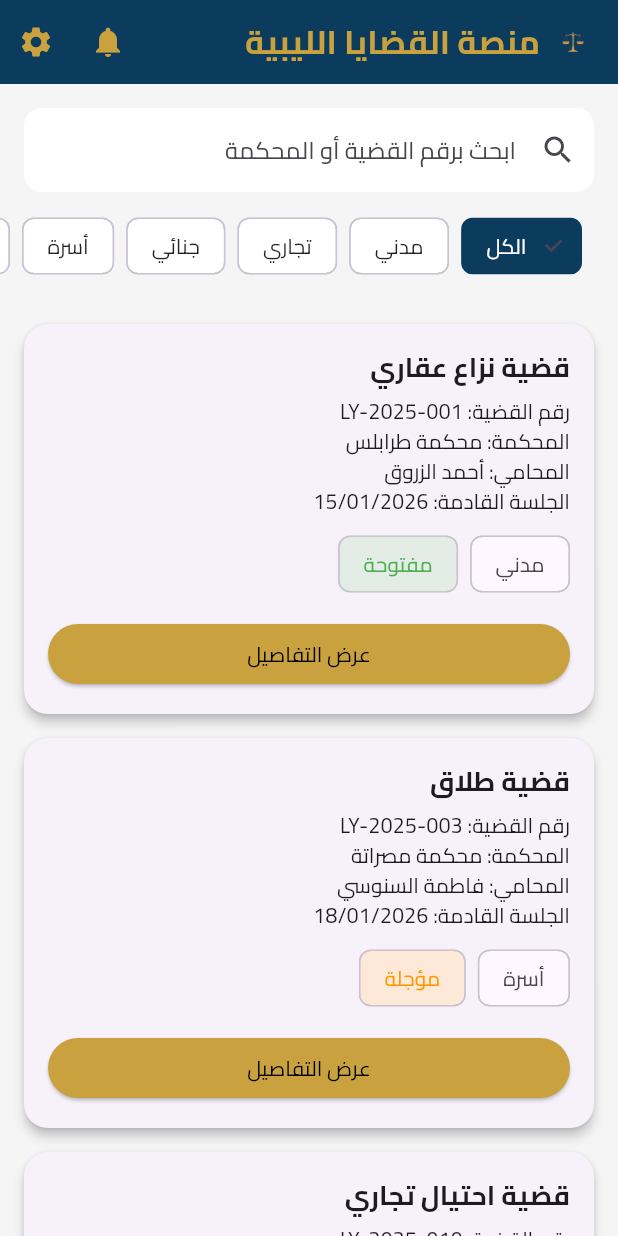
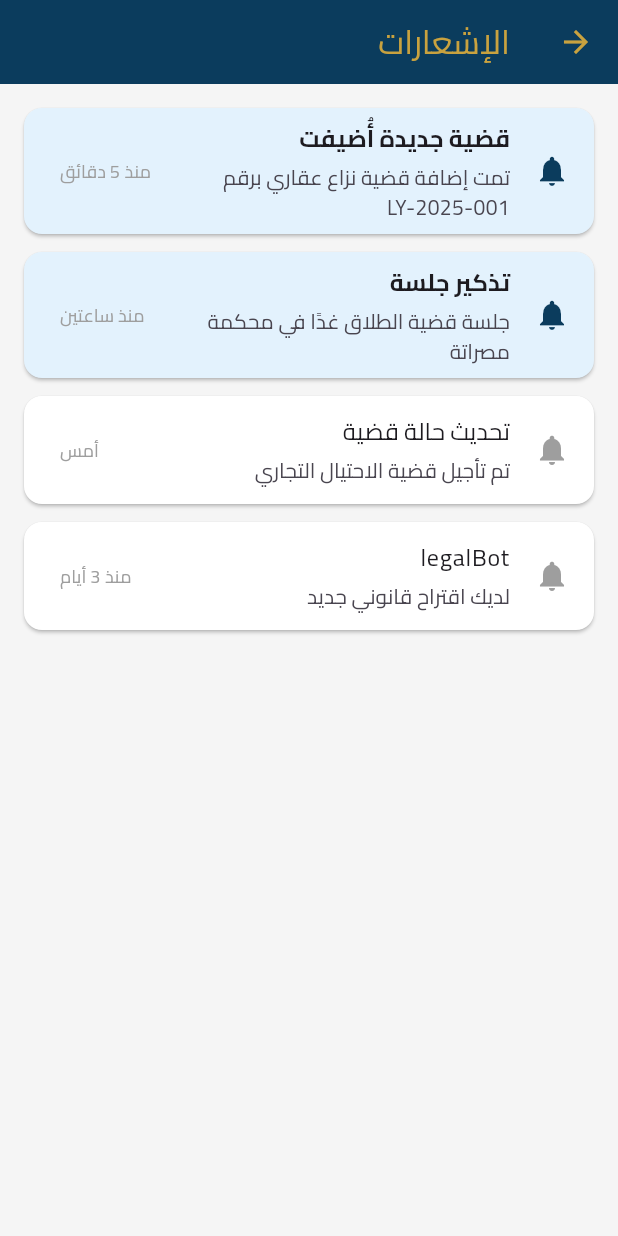
Before and after one commit to enas172-al/flutter-project, a Flutter app: the HomeCasesScreen screen opened directly, after a tap on the "notifications" icon, on a phone screen of 412 x 824 dp. Run offline on Flutter 3.47's test engine with Material 3 defaults, Android fonts, the phone set to English and light mode, and no system bars; our stand-ins replace flutter_dotenv, shared_preferences; accounts and stored records are empty.

Commit message:
Add notifications screen and link notification icon

```diff
--- a/lib/features/cases/view/home_cases_screen.dart
+++ b/lib/features/cases/view/home_cases_screen.dart
@@ -1,8 +1,10 @@
 import 'package:flutter/material.dart';
 import '../../../core/constants/app_color.dart';
+import '../../settings/view/notifications_list_screen.dart';
 import '../model/case_model.dart';
 import 'case_card.dart';
 import '../../settings/view/settings_screen.dart';
+
 
 class HomeCasesScreen extends StatefulWidget {
   const HomeCasesScreen({super.key});
@@ -149,9 +151,16 @@ class _HomeCasesScreenState extends State<HomeCasesScreen> {
           IconButton(
             icon: const Icon(Icons.notifications, color: AppColors.gold),
             onPressed: () {
-              // لاحقًا صفحة الإشعارات
+              Navigator.push(
+                context,
+                MaterialPageRoute(
+                  builder: (_) => const NotificationsListScreen(),
+                ),
+              );
             },
           ),
+
+
           IconButton(
             icon: const Icon(Icons.settings, color: AppColors.gold),
             onPressed: () {
--- /dev/null
+++ b/lib/features/settings/view/notifications_list_screen.dart
@@ -0,0 +1,96 @@
+import 'package:flutter/material.dart';
+import '../../../core/constants/app_color.dart';
+
+class NotificationsListScreen extends StatelessWidget {
+  const NotificationsListScreen({super.key});
+
+  @override
+  Widget build(BuildContext context) {
+    return Scaffold(
+      backgroundColor: Colors.grey.shade100,
+      appBar: AppBar(
+        backgroundColor: AppColors.primary,
+        title: const Text(
+          'الإشعارات',
+          style: TextStyle(color: AppColors.gold),
+        ),
+        iconTheme: const IconThemeData(color: AppColors.gold),
+      ),
+      body: ListView(
+        padding: const EdgeInsets.all(16),
+        children: const [
+          _NotificationItem(
+            title: 'قضية جديدة أُضيفت',
+            body: 'تمت إضافة قضية نزاع عقاري برقم LY-2025-001',
+            time: 'منذ 5 دقائق',
+            isRead: false,
+          ),
+          _NotificationItem(
+            title: 'تذكير جلسة',
+            body: 'جلسة قضية الطلاق غدًا في محكمة مصراتة',
+            time: 'منذ ساعتين',
+            isRead: false,
+          ),
+          _NotificationItem(
+            title: 'تحديث حالة قضية',
+            body: 'تم تأجيل قضية الاحتيال التجاري',
+            time: 'أمس',
+            isRead: true,
+          ),
+          _NotificationItem(
+            title: 'legalBot',
+            body: 'لديك اقتراح قانوني جديد',
+            time: 'منذ 3 أيام',
+            isRead: true,
+          ),
+        ],
+      ),
+    );
+  }
+}
+
+// ====== عنصر إشعار ======
+class _NotificationItem extends StatelessWidget {
+  final String title;
+  final String body;
+  final String time;
+  final bool isRead;
+
+  const _NotificationItem({
+    required this.title,
+    required this.body,
+    required this.time,
+    required this.isRead,
+  });
+
+  @override
+  Widget build(BuildContext context) {
+    return Card(
+      color: isRead ? Colors.white : Colors.blue.shade50,
+      margin: const EdgeInsets.only(bottom: 12),
+      shape: RoundedRectangleBorder(
+        borderRadius: BorderRadius.circular(12),
+      ),
+      child: ListTile(
+        leading: Icon(
+          Icons.notifications,
+          color: isRead ? Colors.grey : AppColors.primary,
+        ),
+        title: Text(
+          title,
+          style: TextStyle(
+            fontWeight: isRead ? FontWeight.normal : FontWeight.bold,
+          ),
+        ),
+        subtitle: Padding(
+          padding: const EdgeInsets.only(top: 4),
+          child: Text(body),
+        ),
+        trailing: Text(
+          time,
+          style: const TextStyle(fontSize: 12, color: Colors.grey),
+        ),
+      ),
+    );
+  }
+}
```
Also changed, not shown: lib/features/notifications/view/notifications_screen.dart (+44 -7 lines), lib/features/settings/view/settings_screen.dart (+75 -29 lines), pubspec.yaml (line endings or trailing spaces).
